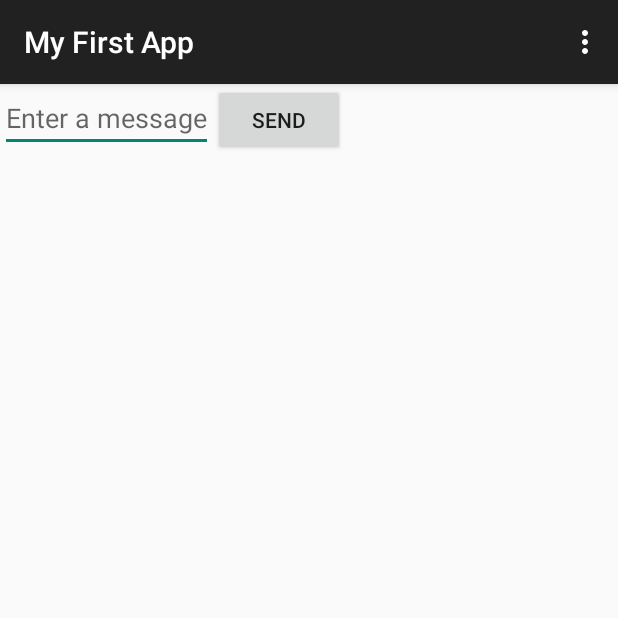
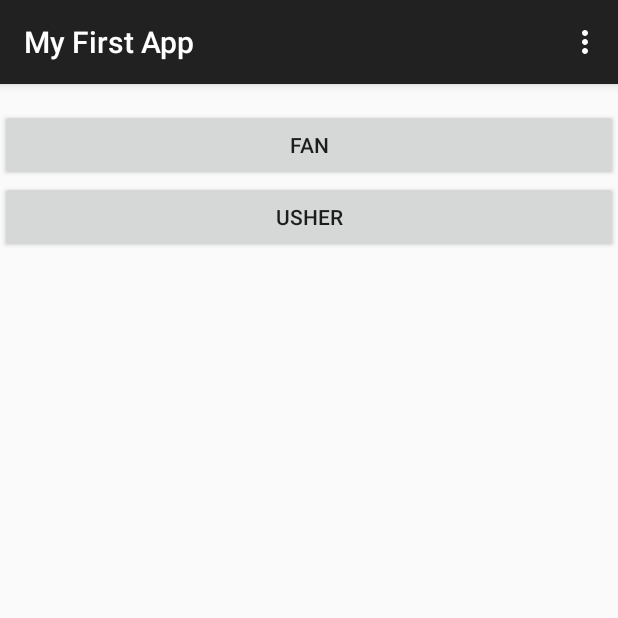
Before and after one commit to Rbdall/EntryApp, an Android app: the screen it shows after launch (MyActivity), on a phone screen of 412 x 824 dp, the top half of it. Run offline under Robolectric (Android 15) with nearby library versions, the phone set to English and light mode, and no system bars.

Commit message:
Usher Initial BT Code
Initial Usher BT Code on Usher Color Screen Activity

```diff
--- a/EntryApp/app/src/main/java/com/mycompany/myfirstapp/MyActivity.java
+++ b/EntryApp/app/src/main/java/com/mycompany/myfirstapp/MyActivity.java
@@ -4,6 +4,8 @@ import android.support.v7.app.ActionBarActivity;
 import android.os.Bundle;
 import android.view.Menu;
 import android.view.MenuItem;
+import android.view.View;
+import android.content.Intent;
 
 
 public class MyActivity extends ActionBarActivity {
@@ -12,7 +14,21 @@ public class MyActivity extends ActionBarActivity {
     protected void onCreate(Bundle savedInstanceState) {
         super.onCreate(savedInstanceState);
         setContentView(R.layout.activity_my);
+
     }
+
+    //called when the user presses the fanButton
+   /* public void fanPress(View view){
+        Intent intent = new Intent(this, FanActivity1.class);
+        startActivity(intent);
+    }*/
+
+    //call when the user presses the usherButton
+    public void usherPress(View view){
+        Intent intent = new Intent(this, UsherColorScreen.class);
+        startActivity(intent);
+    }
+
 
     @Override
     public boolean onCreateOptionsMenu(Menu menu) {
--- a/EntryApp/app/src/main/res/layout/activity_my.xml
+++ b/EntryApp/app/src/main/res/layout/activity_my.xml
@@ -2,17 +2,21 @@
     xmlns:tools="http://schemas.android.com/tools"
     android:layout_width="match_parent"
     android:layout_height="match_parent"
-    android:orientation="horizontal"
+    android:orientation="vertical"
     >
 
-    <EditText android:id="@+id/edit_message"
-        android:layout_width="wrap_content"
+    <Button
+        android:id="@+id/fanMainButton"
+        android:layout_width="fill_parent"
         android:layout_height="wrap_content"
-        android:hint="@string/edit_message" />
-
+        android:layout_marginTop="25px"
+        android:text="FAN"
+        android:onClick="usherPress"/>
     <Button
-        android:layout_width="wrap_content"
+        android:id="@+id/usherMainButton"
+        android:layout_width="fill_parent"
         android:layout_height="wrap_content"
-        android:text="@string/button_send" />
+        android:text="USHER"
+        android:onClick="usherPress"/>
 
 </LinearLayout>
--- a/EntryApp/app/src/main/res/values/strings.xml
+++ b/EntryApp/app/src/main/res/values/strings.xml
@@ -4,4 +4,9 @@
     <string name="button_send">Send</string>
     <string name="action_settings">Settings</string>
     <string name="title_activity_main">MainActivity</string>
+    <string name="title_activity_fan_activity1">FanActivity1</string>
+
+    <string name="hello_world">Hello world!</string>
+    <string name="title_activity_usher_activity1">UsherActivity1</string>
+    <string name="title_activity_usher_color_screen">UsherColorScreen</string>
 </resources>
```
Also changed, not shown: EntryApp/app/src/main/AndroidManifest.xml (+7 -0 lines), EntryApp/app/src/main/java/com/mycompany/myfirstapp/UsherColorScreen.java (added, +169 -0 lines), EntryApp/app/src/main/res/layout/activity_usher_color_screen.xml (added, +35 -0 lines), EntryApp/app/src/main/res/menu/menu_usher_color_screen.xml (added, +7 -0 lines).
